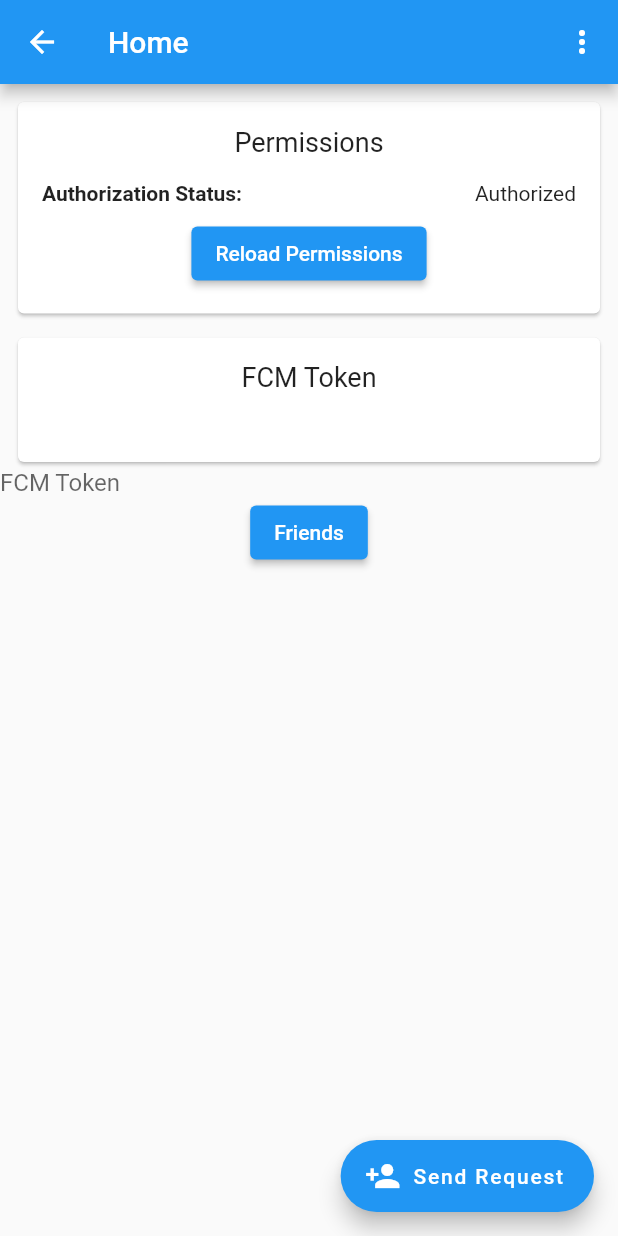
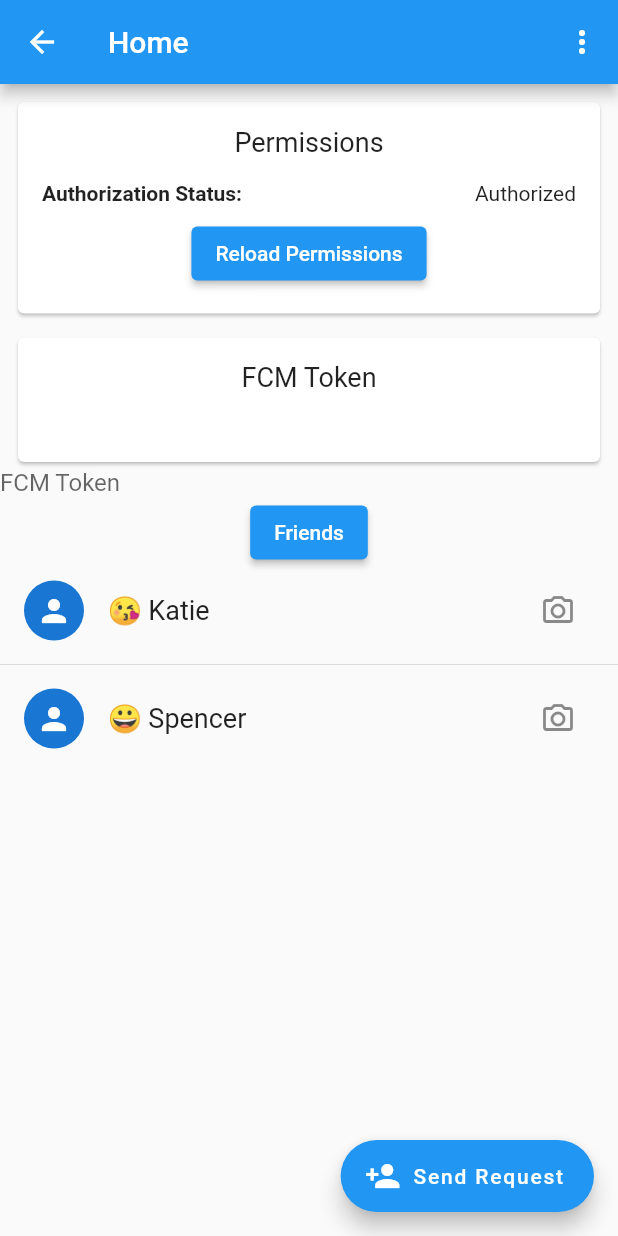
Before and after one commit to sstream17/chat-2, a Flutter app: the HomeScreen screen opened directly, after a tap on "Request Permissions", on a phone screen of 412 x 824 dp. Run offline on Flutter 3.47's test engine with Material 2 defaults, Android fonts, the phone set to English and light mode, and no system bars; our stand-ins replace firebase_auth, firebase_core, firebase_messaging, flutter_local_notifications, flutter_riverpod; accounts and stored records are empty.

Commit message:
Setting up conversations provider with mocked data

```diff
--- /dev/null
+++ b/client/lib/database/conversation_accessor.dart
@@ -0,0 +1,17 @@
+import 'package:flutter_riverpod/flutter_riverpod.dart';
+import 'package:link/models/conversation.dart';
+
+final conversationAccessorProvider = Provider<FriendAccessor>((ref) {
+  return FriendAccessor();
+});
+
+class FriendAccessor {
+  Future<List<Conversation>> getConversations() {
+    return Future.delayed(const Duration(seconds: 1), () {
+      return [
+        Conversation(id: "2", title: "😘 Katie", lastMessageInstant: 1642297400),
+        Conversation(id: "1", title: "😀 Spencer", lastMessageInstant: 1642297410),
+      ];
+    });
+  }
+}
--- /dev/null
+++ b/client/lib/models/conversation.dart
@@ -0,0 +1,11 @@
+class Conversation {
+  String id;
+  String title;
+  int lastMessageInstant;
+
+  Conversation({
+    required this.id,
+    required this.title,
+    required this.lastMessageInstant,
+  });
+}
--- a/client/lib/screens/home.dart
+++ b/client/lib/screens/home.dart
@@ -7,6 +7,7 @@ import 'package:http/http.dart' as http;
 
 import '../permissions.dart';
 import '../token_monitor.dart';
+import '../widgets/conversations.dart';
 import '../widgets/meta_card.dart';
 
 final _tokenProvider = StateProvider.autoDispose<String>((ref) => "");
@@ -74,7 +75,8 @@ class HomeScreen extends ConsumerWidget {
               Navigator.pushNamed(context, "/friends");
             },
             child: const Text("Friends"),
-          )
+          ),
+          const Expanded(child: Conversations())
         ],
       ),
       floatingActionButton: FloatingActionButton.extended(
--- a/client/lib/state/db.dart
+++ b/client/lib/state/db.dart
@@ -1,8 +1,13 @@
 import 'package:flutter_riverpod/flutter_riverpod.dart';
+import 'package:link/database/conversation_accessor.dart';
 import 'package:link/database/friend_accessor.dart';
-
-import '../models/friend.dart';
+import 'package:link/models/conversation.dart';
+import 'package:link/models/friend.dart';
 
 final friendsProvider = FutureProvider<List<Friend>>((ref) async {
   return ref.read(friendAccessorProvider).getFriends();
 });
+
+final conversationsProvider = FutureProvider<List<Conversation>>((ref) async {
+  return ref.read(conversationAccessorProvider).getConversations();
+});
--- /dev/null
+++ b/client/lib/widgets/conversations.dart
@@ -0,0 +1,56 @@
+import 'package:flutter/material.dart';
+import 'package:flutter_riverpod/flutter_riverpod.dart';
+import 'package:link/models/conversation.dart';
+import 'package:link/state/db.dart';
+
+class Conversations extends ConsumerWidget {
+  const Conversations({
+    Key? key,
+  }) : super(key: key);
+
+  @override
+  Widget build(BuildContext context, WidgetRef ref) {
+    return ref.watch(conversationsProvider).when(
+      data: (conversations) {
+        return ListView.builder(
+            itemCount: conversations.length,
+            itemBuilder: (context, i) {
+              return Column(
+                children: [
+                  _buildRow(conversations[i]),
+                  if (i != conversations.length - 1) const Divider(),
+                ],
+              );
+            });
+      },
+      error: (_, __) {
+        return const Text("Error");
+      },
+      loading: () {
+        return const CircularProgressIndicator();
+      },
+    );
+  }
+
+  Widget _buildRow(Conversation conversation) {
+    return InkWell(
+      onTap: () {
+      },
+      onDoubleTap: () {
+      },
+      onLongPress: () {
+      },
+      child: ListTile(
+        leading: const CircleAvatar(child: Icon(Icons.person)),
+        title: Text(
+          conversation.title,
+          style: const TextStyle(fontSize: 18.0),
+        ),
+        trailing: IconButton(
+          onPressed: () {},
+          icon: const Icon(Icons.camera_alt_outlined),
+        ),
+      ),
+    );
+  }
+}
```
